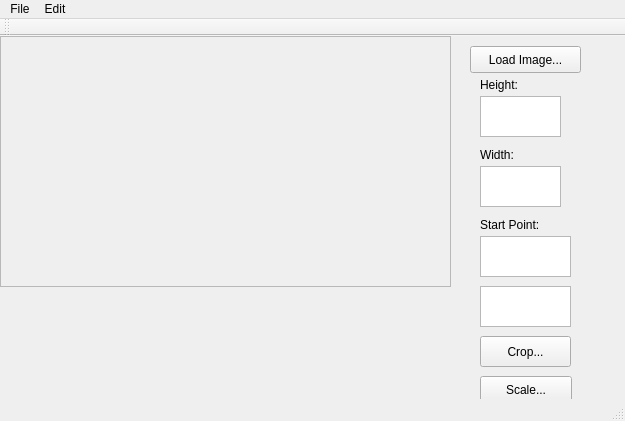
Qt form trabalho2/mainwindow.ui (Mendelev/cg-ufrj-2011) before a commit.
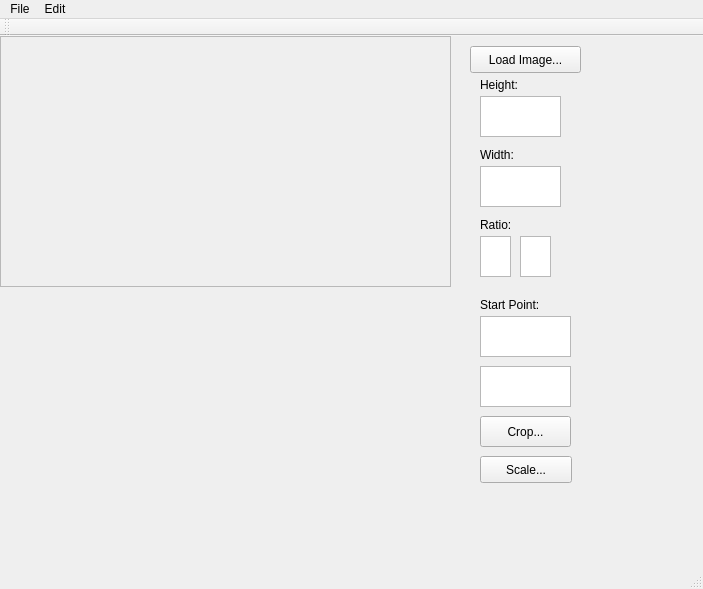
The same form after that commit.

What changed in the file:
```diff
--- a/trabalho2/mainwindow.ui
+++ b/trabalho2/mainwindow.ui
@@ -6,8 +6,8 @@
    <rect>
     <x>0</x>
     <y>0</y>
-    <width>625</width>
-    <height>421</height>
+    <width>703</width>
+    <height>589</height>
    </rect>
   </property>
   <property name="windowTitle">
@@ -83,7 +83,7 @@
     <property name="geometry">
      <rect>
       <x>480</x>
-      <y>340</y>
+      <y>420</y>
       <width>92</width>
       <height>27</height>
      </rect>
@@ -142,7 +142,7 @@
     <property name="geometry">
      <rect>
       <x>480</x>
-      <y>300</y>
+      <y>380</y>
       <width>91</width>
       <height>31</height>
      </rect>
@@ -155,7 +155,7 @@
     <property name="geometry">
      <rect>
       <x>480</x>
-      <y>200</y>
+      <y>280</y>
       <width>91</width>
       <height>41</height>
      </rect>
@@ -165,7 +165,7 @@
     <property name="geometry">
      <rect>
       <x>480</x>
-      <y>180</y>
+      <y>260</y>
       <width>91</width>
       <height>17</height>
      </rect>
@@ -178,20 +178,53 @@
     <property name="geometry">
      <rect>
       <x>480</x>
-      <y>250</y>
+      <y>330</y>
       <width>91</width>
       <height>41</height>
      </rect>
     </property>
    </widget>
+   <widget class="QLabel" name="lblRatio">
+    <property name="geometry">
+     <rect>
+      <x>480</x>
+      <y>180</y>
+      <width>91</width>
+      <height>17</height>
+     </rect>
+    </property>
+    <property name="text">
+     <string>Ratio:</string>
+    </property>
+   </widget>
+   <widget class="QPlainTextEdit" name="txtRatioA">
+    <property name="geometry">
+     <rect>
+      <x>480</x>
+      <y>200</y>
+      <width>31</width>
+      <height>41</height>
+     </rect>
+    </property>
+   </widget>
+   <widget class="QPlainTextEdit" name="txtRatioB">
+    <property name="geometry">
+     <rect>
+      <x>520</x>
+      <y>200</y>
+      <width>31</width>
+      <height>41</height>
+     </rect>
+    </property>
+   </widget>
   </widget>
   <widget class="QMenuBar" name="menuBar">
    <property name="geometry">
     <rect>
      <x>0</x>
      <y>0</y>
-     <width>625</width>
-     <height>23</height>
+     <width>703</width>
+     <height>25</height>
     </rect>
    </property>
    <widget class="QMenu" name="menuMenu">
```
Left out of the diff: 6 changed lines with no effect on the pictures.
